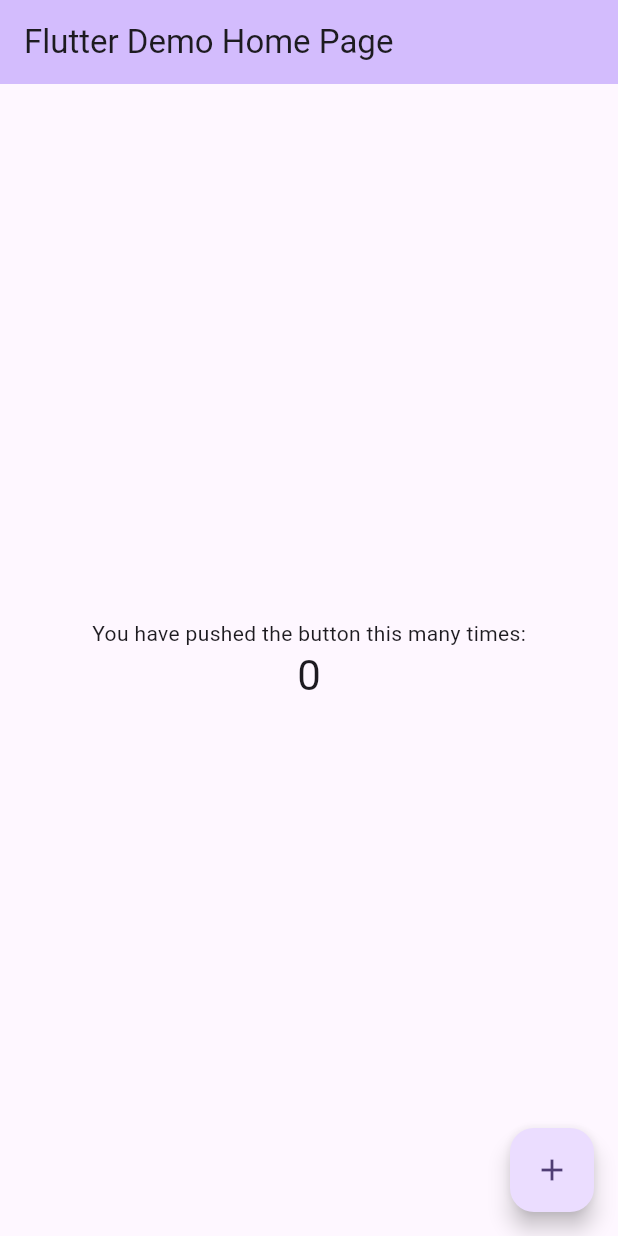
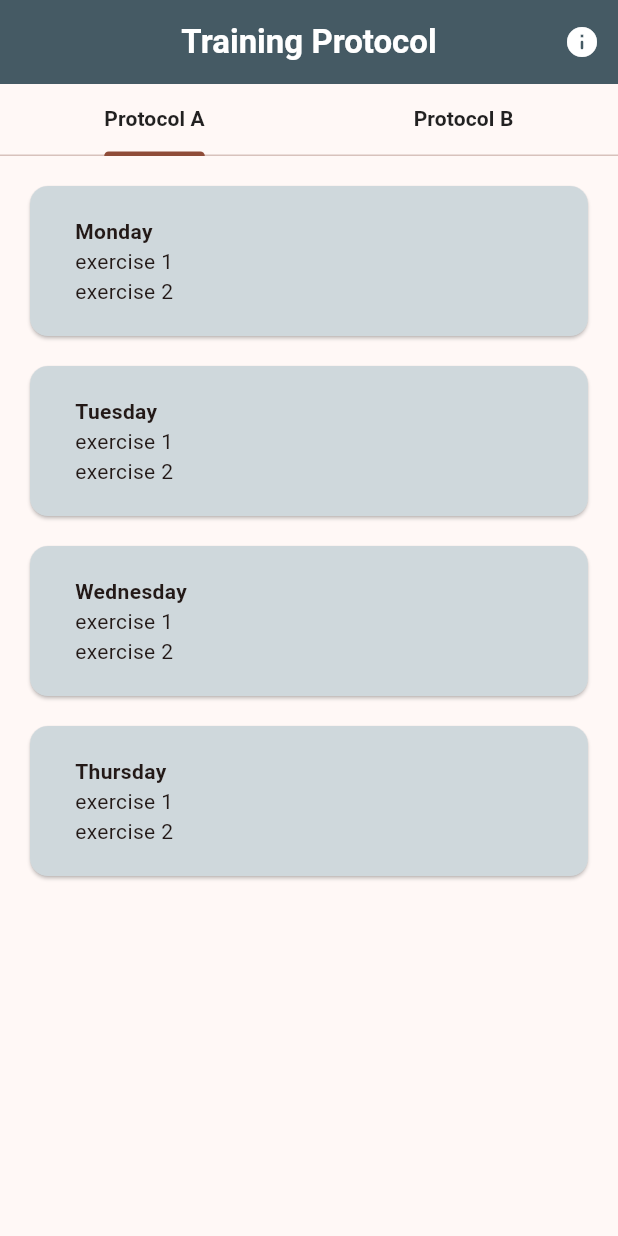
Before and after one commit to shanquanSQ/training_notes_flutter, a Flutter app: the screen it shows after launch, on a phone screen of 412 x 824 dp. Run offline on Flutter 3.47's test engine with Material 3 defaults, Android fonts, the phone set to English and light mode, and no system bars.

Commit message:
updated card with props

```diff
--- /dev/null
+++ b/lib/Components/daily_card.dart
@@ -0,0 +1,31 @@
+import 'package:flutter/material.dart';
+
+class DayCard extends StatelessWidget {
+  // const DayCard({super.key});
+
+  late String dayName;
+
+  late List<String> exerciseList;
+  // List<String> exerciseList = ['chin up', 'push up'];
+
+  DayCard({required this.dayName, required this.exerciseList});
+
+  @override
+  Widget build(BuildContext context) {
+    return Card(
+      color: Colors.blueGrey.shade100,
+      margin: EdgeInsets.fromLTRB(20.0, 20.0, 20.0, 0.0),
+      child: Padding(
+          padding: EdgeInsets.fromLTRB(30.0, 20.0, 30.0, 20.0),
+          child: Column(
+            crossAxisAlignment: CrossAxisAlignment.stretch,
+            children: [
+              Text(dayName, style: TextStyle(fontWeight: FontWeight.bold)),
+              Column(
+                  crossAxisAlignment: CrossAxisAlignment.start,
+                  children: exerciseList.map((element) => Text(element)).toList()),
+            ],
+          )),
+    );
+  }
+}
--- /dev/null
+++ b/lib/Screens/home_screen.dart
@@ -0,0 +1,82 @@
+import 'package:flutter/material.dart';
+import 'package:trngprotocol_app/Screens/training_a.dart';
+
+class HomeScreen extends StatelessWidget {
+  const HomeScreen({super.key});
+
+  @override
+  Widget build(BuildContext context) {
+    return DefaultTabController(
+      length: 2,
+      child: Scaffold(
+          appBar: AppBar(
+            title: const Text('Training Protocol',
+                style: TextStyle(
+                  color: Colors.white,
+                  fontWeight: FontWeight.bold,
+                )),
+            centerTitle: true,
+            backgroundColor: Colors.blueGrey.shade700,
+            actions: <Widget>[
+              IconButton(
+                onPressed: () {
+                  showDialog(
+                    context: context,
+                    builder: (BuildContext context) {
+                      return AlertDialog(
+                        title: const Text('Notes'),
+                        content: const Text(
+                          'Training notes provided by \n'
+                          'Huberman Training Protocol',
+                        ),
+                        actions: <Widget>[
+                          TextButton(
+                            style: TextButton.styleFrom(
+                              textStyle: Theme.of(context).textTheme.labelLarge,
+                            ),
+                            child: const Text('Close'),
+                            onPressed: () {
+                              Navigator.of(context).pop();
+                            },
+                          ),
+                        ],
+                      );
+                    },
+                  );
+                },
+                icon: const Icon(
+                  Icons.info_rounded,
+                  color: Colors.white,
+                ),
+              )
+            ],
+          ),
+          body: Column(children: [
+            const TabBar(tabs: [
+              Tab(
+                child: Text('Protocol A',
+                    style: TextStyle(
+                      fontWeight: FontWeight.bold,
+                      color: Colors.black87,
+                    )),
+              ),
+              Tab(
+                child: Text('Protocol B',
+                    style: TextStyle(
+                      fontWeight: FontWeight.bold,
+                      color: Colors.black87,
+                    )),
+              )
+              // Tab(icon: Icon(Icons.home, color: Colors.deepOrange)),
+              // Tab(icon: Icon(Icons.home, color: Colors.deepOrange))
+            ]),
+            Expanded(
+              child: TabBarView(children: <Widget>[
+                TrainingA(),
+                Container(child: Center(child: Text('2nd')))
+              ]),
+            )
+          ])),
+    );
+  }
+}
--- /dev/null
+++ b/lib/Screens/training_a.dart
@@ -0,0 +1,26 @@
+import 'package:flutter/material.dart';
+
+// Import Exercises
+
+// Import Components
+import 'package:trngprotocol_app/Components/daily_card.dart';
+
+class TrainingA extends StatelessWidget {
+  // const TrainingA({super.key});
+
+  final List _exercises = ['Monday', 'Tuesday', 'Wednesday', 'Thursday'];
+
+  @override
+  Widget build(BuildContext context) {
+    return Scaffold(
+      body: ListView.builder(
+          itemCount: _exercises.length,
+          itemBuilder: (context, index) {
+            return DayCard(
+              dayName: _exercises[index],
+              exerciseList: ['exercise 1', 'exercise 2'],
+            );
+          }),
+    );
+  }
+}
--- a/lib/main.dart
+++ b/lib/main.dart
@@ -1,125 +1,12 @@
 import 'package:flutter/material.dart';
+import 'package:trngprotocol_app/Screens/home_screen.dart';
 
 void main() {
-  runApp(const MyApp());
+  runApp(MaterialApp(
+      home: HomeScreen(),
+      theme: ThemeData(
+        colorSchemeSeed: Colors.deepOrange,
+        appBarTheme: const AppBarTheme(),
+        useMaterial3: true,
+      )));
 }
-
-class MyApp extends StatelessWidget {
-  const MyApp({super.key});
-
-  // This widget is the root of your application.
-  @override
-  Widget build(BuildContext context) {
-    return MaterialApp(
-      title: 'Flutter Demo',
-      theme: ThemeData(
-        // This is the theme of your application.
-        //
-        // TRY THIS: Try running your application with "flutter run". You'll see
-        // the application has a purple toolbar. Then, without quitting the app,
-        // try changing the seedColor in the colorScheme below to Colors.green
-        // and then invoke "hot reload" (save your changes or press the "hot
-        // reload" button in a Flutter-supported IDE, or press "r" if you used
-        // the command line to start the app).
-        //
-        // Notice that the counter didn't reset back to zero; the application
-        // state is not lost during the reload. To reset the state, use hot
-        // restart instead.
-        //
-        // This works for code too, not just values: Most code changes can be
-        // tested with just a hot reload.
-        colorScheme: ColorScheme.fromSeed(seedColor: Colors.deepPurple),
-        useMaterial3: true,
-      ),
-      home: const MyHomePage(title: 'Flutter Demo Home Page'),
-    );
-  }
-}
-
-class MyHomePage extends StatefulWidget {
-  const MyHomePage({super.key, required this.title});
-
-  // This widget is the home page of your application. It is stateful, meaning
-  // that it has a State object (defined below) that contains fields that affect
-  // how it looks.
-
-  // This class is the configuration for the state. It holds the values (in this
-  // case the title) provided by the parent (in this case the App widget) and
-  // used by the build method of the State. Fields in a Widget subclass are
-  // always marked "final".
-
-  final String title;
-
-  @override
-  State<MyHomePage> createState() => _MyHomePageState();
-}
-
-class _MyHomePageState extends State<MyHomePage> {
-  int _counter = 0;
-
-  void _incrementCounter() {
-    setState(() {
-      // This call to setState tells the Flutter framework that something has
-      // changed in this State, which causes it to rerun the build method below
-      // so that the display can reflect the updated values. If we changed
-      // _counter without calling setState(), then the build method would not be
-      // called again, and so nothing would appear to happen.
-      _counter++;
-    });
-  }
-
-  @override
-  Widget build(BuildContext context) {
-    // This method is rerun every time setState is called, for instance as done
-    // by the _incrementCounter method above.
-    //
-    // The Flutter framework has been optimized to make rerunning build methods
-    // fast, so that you can just rebuild anything that needs updating rather
-    // than having to individually change instances of widgets.
-    return Scaffold(
-      appBar: AppBar(
-        // TRY THIS: Try changing the color here to a specific color (to
-        // Colors.amber, perhaps?) and trigger a hot reload to see the AppBar
-        // change color while the other colors stay the same.
-        backgroundColor: Theme.of(context).colorScheme.inversePrimary,
-        // Here we take the value from the MyHomePage object that was created by
-        // the App.build method, and use it to set our appbar title.
-        title: Text(widget.title),
-      ),
-      body: Center(
-        // Center is a layout widget. It takes a single child and positions it
-        // in the middle of the parent.
-        child: Column(
-          // Column is also a layout widget. It takes a list of children and
-          // arranges them vertically. By default, it sizes itself to fit its
-          // children horizontally, and tries to be as tall as its parent.
-          //
-          // Column has various properties to control how it sizes itself and
-          // how it positions its children. Here we use mainAxisAlignment to
-          // center the children vertically; the main axis here is the vertical
-          // axis because Columns are vertical (the cross axis would be
-          // horizontal).
-          //
-          // TRY THIS: Invoke "debug painting" (choose the "Toggle Debug Paint"
-          // action in the IDE, or press "p" in the console), to see the
-          // wireframe for each widget.
-          mainAxisAlignment: MainAxisAlignment.center,
-          children: <Widget>[
-            const Text(
-              'You have pushed the button this many times:',
-            ),
-            Text(
-              '$_counter',
-              style: Theme.of(context).textTheme.headlineMedium,
-            ),
-          ],
-        ),
-      ),
-      floatingActionButton: FloatingActionButton(
-        onPressed: _incrementCounter,
-        tooltip: 'Increment',
-        child: const Icon(Icons.add),
-      ), // This trailing comma makes auto-formatting nicer for build methods.
-    );
-  }
-}
```
Also changed, not shown: lib/Utilities/exercise_description_a.dart (added).
